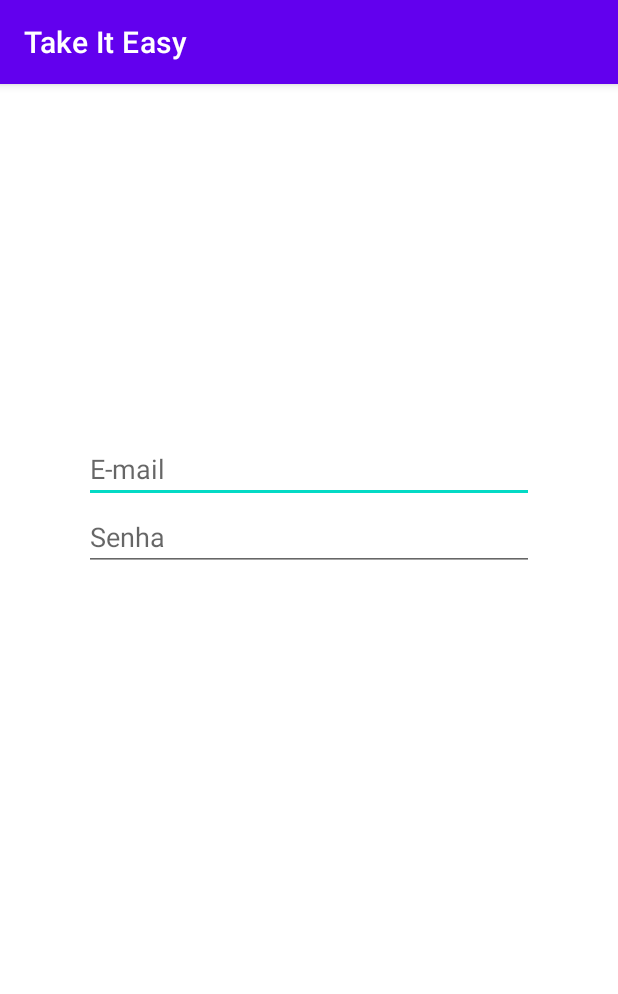
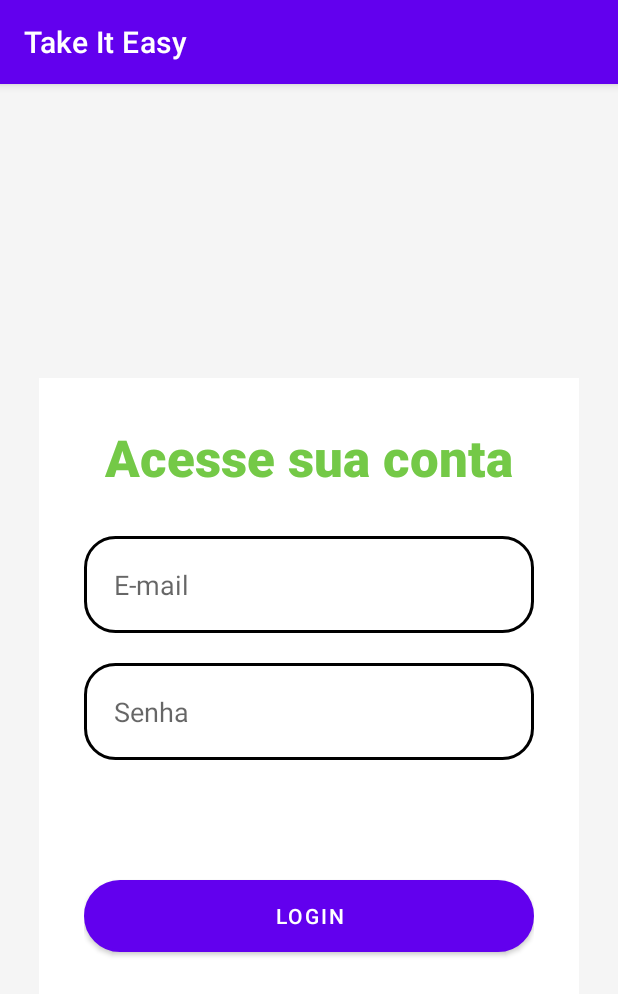
Before and after one commit to camilasales/TakeItEasy, an Android app: the screen it shows after launch (MainActivity), on a phone screen of 412 x 824 dp. Shown: the top 994 px of the screen. Run offline under Robolectric (Android 15) with nearby library versions, the phone set to English and light mode, and no system bars.

Commit message:
style: alinhamento de compotentes

```diff
--- /dev/null
+++ b/app/src/main/res/drawable/buton_action.xml
@@ -0,0 +1,10 @@
+<?xml version="1.0" encoding="utf-8"?>
+<selector xmlns:android="http://schemas.android.com/apk/res/android">
+    <item>
+        <shape android:shape="rectangle">
+            <solid android:color="@color/green_main"/>
+            <corners android:radius="30dp"/>
+            <stroke android:color="@color/white" android:width="2dp"/>
+        </shape>
+    </item>
+</selector>
--- /dev/null
+++ b/app/src/main/res/drawable/edit_text.xml
@@ -0,0 +1,10 @@
+<?xml version="1.0" encoding="utf-8"?>
+<selector xmlns:android="http://schemas.android.com/apk/res/android">
+    <item>
+        <shape>
+            <solid android:color="@color/white"/>
+            <corners android:radius="20dp"/>
+            <stroke android:color="@color/black" android:width="2dp"/>
+        </shape>
+    </item>
+</selector>
--- a/app/src/main/res/layout/activity_main.xml
+++ b/app/src/main/res/layout/activity_main.xml
@@ -4,32 +4,62 @@
     xmlns:tools="http://schemas.android.com/tools"
     android:layout_width="match_parent"
     android:layout_height="match_parent"
+    android:background="@color/white_off"
     tools:context=".MainActivity">
 
     <LinearLayout
-        android:layout_width="300dp"
-        android:layout_height="300dp"
+        android:layout_width="360dp"
+        android:layout_height="460dp"
+        android:layout_marginTop="84dp"
+        android:background="@color/white"
         android:orientation="vertical"
+        android:padding="30dp"
         app:layout_constraintBottom_toBottomOf="parent"
         app:layout_constraintEnd_toEndOf="parent"
         app:layout_constraintStart_toStartOf="parent"
         app:layout_constraintTop_toTopOf="parent">
 
-        <EditText
-            android:id="@+id/editTextTextEmailAddress"
+        <TextView
+            android:id="@+id/txt_title_login"
             android:layout_width="match_parent"
             android:layout_height="wrap_content"
+            android:fontFamily="sans-serif-black"
+            android:text="Acesse sua conta"
+            android:textAlignment="center"
+            android:textColor="@color/green_main"
+            android:textSize="34sp"
+            android:textStyle="bold" />
+
+        <EditText
+            android:id="@+id/input_email"
+            android:layout_width="match_parent"
+            android:layout_height="wrap_content"
+            android:layout_marginTop="30dp"
+            android:background="@drawable/edit_text"
             android:ems="10"
             android:hint="E-mail"
-            android:inputType="textEmailAddress" />
+            android:inputType="textEmailAddress"
+            android:padding="20dp" />
 
         <EditText
-            android:id="@+id/editTextTextPassword"
+            android:id="@+id/input_senha"
             android:layout_width="match_parent"
             android:layout_height="wrap_content"
+            android:layout_marginTop="20dp"
+            android:background="@drawable/edit_text"
             android:ems="10"
             android:hint="Senha"
-            android:inputType="textPassword" />
+            android:inputType="textPassword"
+            android:padding="20dp" />
+
+        <Button
+            android:id="@+id/btn_login"
+            android:layout_width="match_parent"
+            android:layout_height="wrap_content"
+            android:layout_marginTop="80dp"
+            android:background="@drawable/buton_action"
+            android:text="Login" />
+
     </LinearLayout>
 
 </androidx.constraintlayout.widget.ConstraintLayout>
--- a/app/src/main/res/values/colors.xml
+++ b/app/src/main/res/values/colors.xml
@@ -7,4 +7,7 @@
     <color name="teal_700">#FF018786</color>
     <color name="black">#FF000000</color>
     <color name="white">#FFFFFFFF</color>
+
+    <color name="green_main">#FF74c947</color>
+    <color name="white_off">#F5F5F5</color>
 </resources>
```
